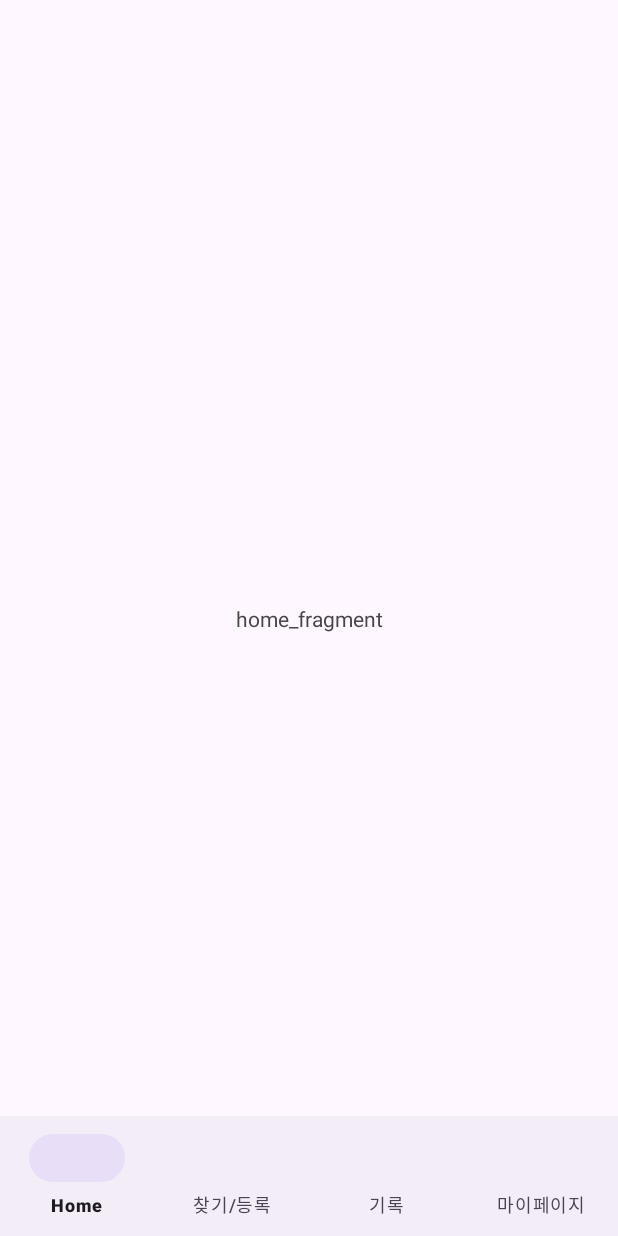
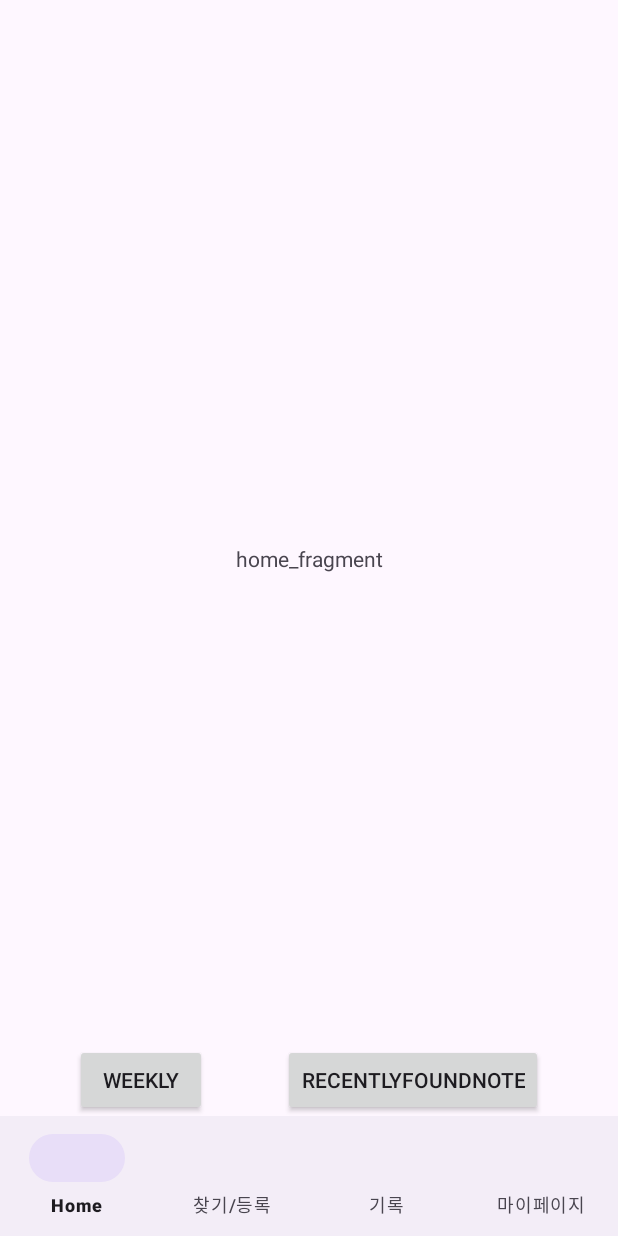
Before and after one commit to Hah-nna/chaeksai, an Android app: the screen it shows after launch (MainActivity), on a phone screen of 412 x 824 dp. Run offline under Robolectric (Android 15) with nearby library versions, the phone set to English and light mode, and no system bars; our stand-ins replace navigation-ui.

Commit message:
edit : layout properties
- layout width, height를 0dp로 변경합니다
(기존에는 부모의 width, height만큼 차지하고 있어서 버튼이 안 보였음)
- bottom도 width 0dp로 바꾸었습니다
(프래그먼트만큼 차지하게 바꿈)

@Hah_nna

```diff
--- a/app/src/main/res/layout/include_main.xml
+++ b/app/src/main/res/layout/include_main.xml
@@ -8,8 +8,8 @@
 
     <androidx.fragment.app.FragmentContainerView
         android:id="@+id/nav_host_fragment"
-        android:layout_width="match_parent"
-        android:layout_height="match_parent"
+        android:layout_width="0dp"
+        android:layout_height="0dp"
         android:name="androidx.navigation.fragment.NavHostFragment"
         app:layout_constraintTop_toTopOf="parent"
         app:layout_constraintBottom_toTopOf="@+id/bottom_bar"
@@ -21,7 +21,7 @@
 
     <com.google.android.material.bottomnavigation.BottomNavigationView
         android:id="@+id/bottom_bar"
-        android:layout_width="match_parent"
+        android:layout_width="0dp"
         android:layout_height="wrap_content"
         app:menu="@menu/bottom_menu"
        app:layout_constraintBottom_toBottomOf="parent"
```
